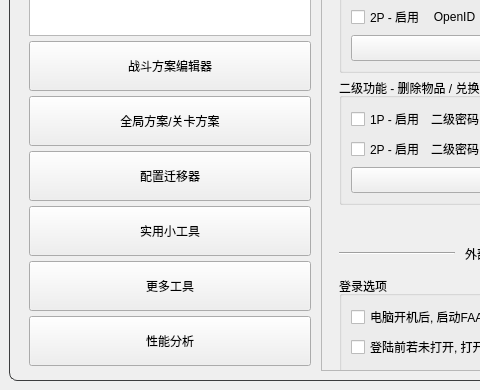
This is resource/ui/FAA_3.0.ui in StareAbyss/FoodsVsMiceAutoAssistant as Qt 5 draws it before an edit; both pictures show x 0 to 480 and y 370 to 760 of the 930 by 760 pixel window. The edited form follows.
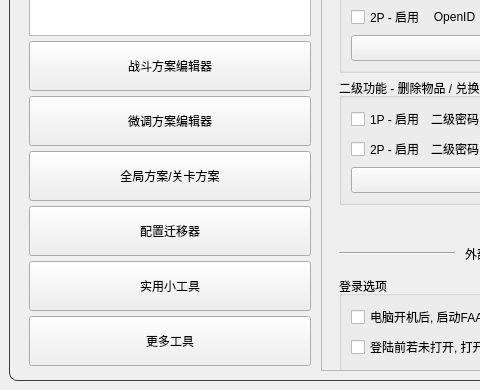
This is the edited form. The open tabs and pages were chosen to show the change. Icons and pictures are not drawn. Custom widgets are drawn as their Qt base class.

Commit message: feat(微调方案编辑器): 新增可视化编辑

```diff
--- a/resource/ui/FAA_3.0.ui
+++ b/resource/ui/FAA_3.0.ui
@@ -2635,7 +2635,7 @@
               <number>5</number>
              </property>
              <item>
-              <layout class="QVBoxLayout" name="Tab3LeftLayout1" stretch="6,1,1,1,1,1,0">
+              <layout class="QVBoxLayout" name="Tab3LeftLayout1" stretch="6,1,1,1,1,1,1">
                <property name="spacing">
                 <number>5</number>
                </property>
@@ -2680,6 +2680,34 @@
                  <property name="text">
                   <string>战斗方案编辑器</string>
                  </property>
+               </widget>
+              </item>
+               <item>
+                <widget class="QPushButton" name="OpenEditorOfTweakPlan_Button">
+                 <property name="sizePolicy">
+                  <sizepolicy hsizetype="Expanding" vsizetype="Expanding">
+                   <horstretch>0</horstretch>
+                   <verstretch>0</verstretch>
+                  </sizepolicy>
+                 </property>
+                 <property name="minimumSize">
+                  <size>
+                   <width>0</width>
+                   <height>50</height>
+                  </size>
+                 </property>
+                 <property name="maximumSize">
+                  <size>
+                   <width>16777215</width>
+                   <height>50</height>
+                  </size>
+                 </property>
+                 <property name="toolTip">
+                  <string>创建、浏览和编辑微调方案</string>
+                 </property>
+                 <property name="text">
+                  <string>微调方案编辑器</string>
+                 </property>
                 </widget>
                </item>
                <item>
@@ -2791,31 +2819,6 @@
                  </property>
                 </widget>
                </item>
-               <item>
-                <widget class="QPushButton" name="OpenPerformanceAnalysis_Button">
-                 <property name="sizePolicy">
-                  <sizepolicy hsizetype="Expanding" vsizetype="Expanding">
-                   <horstretch>0</horstretch>
-                   <verstretch>0</verstretch>
-                  </sizepolicy>
-                 </property>
-                 <property name="minimumSize">
-                  <size>
-                   <width>0</width>
-                   <height>50</height>
-                  </size>
-                 </property>
-                 <property name="maximumSize">
-                  <size>
-                   <width>16777215</width>
-                   <height>50</height>
-                  </size>
-                 </property>
-                 <property name="text">
-                  <string>性能分析</string>
-                 </property>
-                </widget>
-               </item>
               </layout>
              </item>
              <item>
```
The commit also changes 12 other files.
